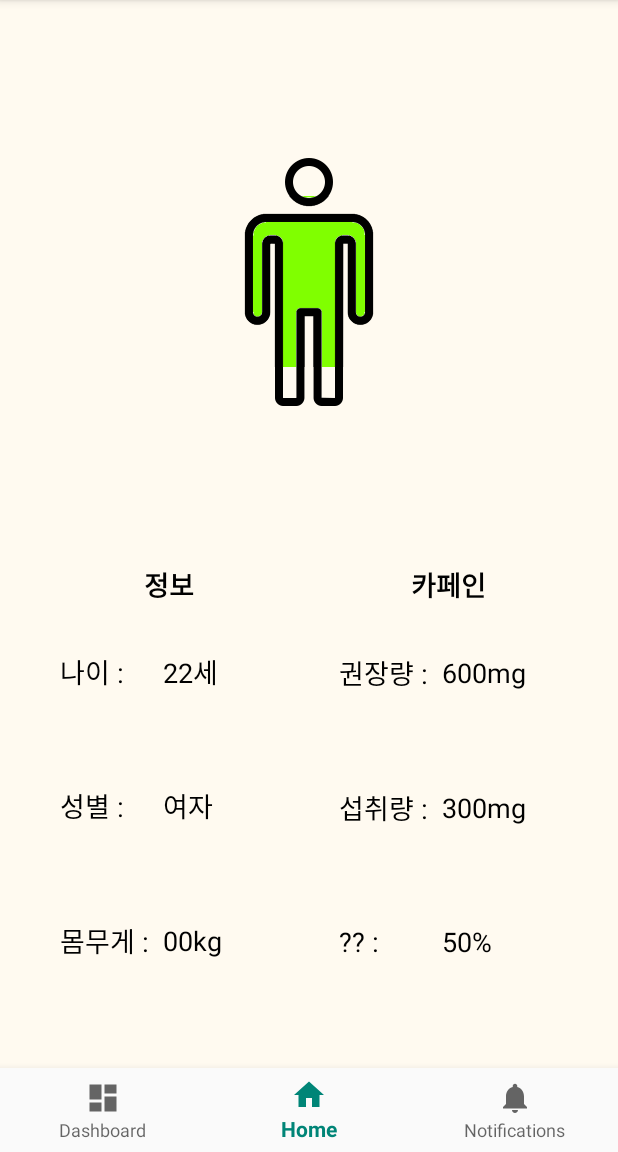
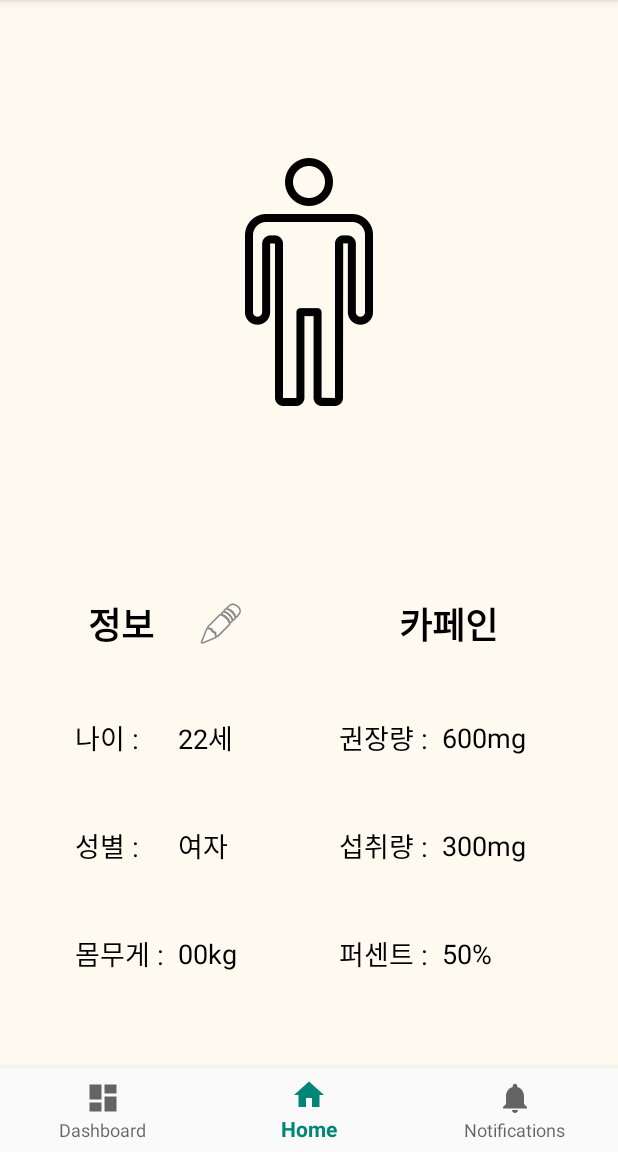
Before and after one commit to cksalchl0102/CaffeineLog, an Android app: the screen it shows after launch (Main2Activity), on a phone screen of 412 x 824 dp, the part 84-1236 px from its top. Run offline under Robolectric (Android 15) with nearby library versions, the phone set to English and light mode, and no system bars; our stand-ins replace navigation-ui.

Commit message:
home_fragment...

```diff
--- a/app/src/main/java/kr/co/caffeinelog/HomeFragment.java
+++ b/app/src/main/java/kr/co/caffeinelog/HomeFragment.java
@@ -4,16 +4,61 @@ import androidx.annotation.NonNull;
 import androidx.annotation.Nullable;
 import androidx.fragment.app.Fragment;
 
+import android.content.res.Resources;
+import android.graphics.drawable.Drawable;
 import android.view.LayoutInflater;
 import android.view.View;
 import android.view.ViewGroup;
 import android.os.Bundle;
+import android.widget.ProgressBar;
+import android.widget.TextView;
 
 public class HomeFragment extends Fragment {
+    ProgressBar progressBar;
+    TextView ageView;
+    TextView genderView;
+    TextView weightView;
+    TextView recommendedView;
+    TextView intakeView;
+    TextView percentView;
+
     @Nullable
     @Override
     public View onCreateView(@NonNull LayoutInflater inflater, @Nullable ViewGroup container, @Nullable Bundle savedInstanceState) {
-        return inflater.inflate(R.layout.home_fragment, container, false);
+        ViewGroup rootView = (ViewGroup) inflater.inflate(R.layout.home_fragment, container, false);
 
+        progressBar = (ProgressBar)rootView.findViewById(R.id.progressBar);
+        ageView = (TextView)rootView.findViewById(R.id.ageView);
+        genderView = (TextView)rootView.findViewById(R.id.genderView);
+        weightView = (TextView)rootView.findViewById(R.id.weightView);
+        recommendedView = (TextView)rootView.findViewById(R.id.recommendedView);
+        intakeView = (TextView)rootView.findViewById(R.id.intakeView);
+        percentView = (TextView)rootView.findViewById(R.id.percentView);
+
+        ageView.setOnLongClickListener(onLongClickListener);
+        genderView.setOnLongClickListener(onLongClickListener);
+        weightView.setOnLongClickListener(onLongClickListener);
+
+        /*Resources res = getResources();
+        Drawable progressdrawble = res.getDrawable(R.drawable.custom_progressbar_warning);
+        progressBar.setProgressDrawable(progressdrawble);
+        progressBar.setProgress(50);*/
+
+
+        return rootView;
     }
+
+    View.OnLongClickListener onLongClickListener = new View.OnLongClickListener() {
+        @Override
+        public boolean onLongClick(View view) {
+            if(view == ageView){
+
+            }else if(view == genderView){
+
+            }else if(view == weightView){
+
+            }
+            return false;
+        }
+    };
 }
--- a/app/src/main/res/drawable/custom_progressbar.xml
+++ b/app/src/main/res/drawable/custom_progressbar.xml
@@ -3,7 +3,8 @@
 
     <item android:id="@android:id/progress">
         <clip android:drawable="@drawable/person"
-            android:clipOrientation="vertical"></clip>
+            android:clipOrientation="vertical"
+            android:gravity="bottom"></clip>
     </item>
 
 </layer-list>
--- a/app/src/main/res/layout/home_fragment.xml
+++ b/app/src/main/res/layout/home_fragment.xml
@@ -29,8 +29,7 @@
                 style="@style/Widget.AppCompat.ProgressBar.Horizontal"
                 android:layout_width="170.67dp"
                 android:layout_height="170.67dp"
-                android:max="300"
-                android:progress="200"
+                android:max="100"
                 android:progressDrawable="@drawable/custom_progressbar" />
         </RelativeLayout>
 
@@ -48,30 +47,40 @@
                 android:layout_weight="1"
 
                 android:gravity="center"
-                android:padding="10dp">
+                android:padding="10dp"
+                android:weightSum="4">
 
                 <TableRow
                     android:layout_width="match_parent"
-                    android:layout_height="match_parent"
+                    android:layout_height="0dp"
+                    android:layout_weight="1"
                     android:gravity="center">
 
                     <TextView
                         android:id="@+id/textView4"
                         android:layout_width="wrap_content"
                         android:layout_height="wrap_content"
-                        android:layout_span="2"
                         android:gravity="center"
                         android:text="정보"
                         android:textColor="@android:color/black"
-                        android:textSize="18sp"
+                        android:textSize="24sp"
                         android:textStyle="bold" />
+
+                    <ImageButton
+                        android:id="@+id/imageButton2"
+                        android:layout_width="wrap_content"
+                        android:layout_height="match_parent"
+                        android:background="#fffaf0"
+                        app:srcCompat="@android:drawable/ic_menu_edit" />
+
                 </TableRow>
 
                 <TableRow
                     android:layout_width="match_parent"
-                    android:layout_height="match_parent"
+                    android:layout_height="0dp"
                     android:layout_weight="1"
-                    android:gravity="center_vertical">
+                    android:gravity="center_vertical"
+                    android:paddingLeft="10dp">
 
                     <TextView
                         android:id="@+id/textView5"
@@ -82,7 +91,7 @@
                         android:textSize="18sp" />
 
                     <TextView
-                        android:id="@+id/basicSettingText"
+                        android:id="@+id/ageView"
                         android:layout_width="64dp"
                         android:layout_height="wrap_content"
                         android:text="22세"
@@ -92,9 +101,10 @@
 
                 <TableRow
                     android:layout_width="match_parent"
-                    android:layout_height="match_parent"
+                    android:layout_height="0dp"
                     android:layout_weight="1"
-                    android:gravity="center_vertical">
+                    android:gravity="center_vertical"
+                    android:paddingLeft="10dp">
 
                     <TextView
                         android:id="@+id/textView7"
@@ -105,7 +115,7 @@
                         android:textSize="18sp" />
 
                     <TextView
-                        android:id="@+id/mealsSettingText"
+                        android:id="@+id/genderView"
                         android:layout_width="wrap_content"
                         android:layout_height="wrap_content"
                         android:text="여자"
@@ -115,9 +125,10 @@
 
                 <TableRow
                     android:layout_width="match_parent"
-                    android:layout_height="match_parent"
+                    android:layout_height="0dp"
                     android:layout_weight="1"
-                    android:gravity="center_vertical">
+                    android:gravity="center_vertical"
+                    android:paddingLeft="10dp">
 
                     <TextView
                         android:id="@+id/textView9"
@@ -128,7 +139,7 @@
                         android:textSize="18sp" />
 
                     <TextView
-                        android:id="@+id/totalSettingText"
+                        android:id="@+id/weightView"
                         android:layout_width="wrap_content"
                         android:layout_height="wrap_content"
                         android:text="00kg"
@@ -144,12 +155,13 @@
                 android:layout_weight="1"
 
                 android:gravity="center"
-                android:padding="10dp">
+                android:padding="10dp"
+                android:weightSum="4">
 
                 <TableRow
                     android:layout_width="match_parent"
-                    android:layout_height="match_parent"
-                    android:layout_weight="0"
+                    android:layout_height="0dp"
+                    android:layout_weight="1"
                     android:gravity="center">
 
                     <TextView
@@ -160,13 +172,13 @@
                         android:gravity="center"
                         android:text="카페인"
                         android:textColor="@android:color/black"
-                        android:textSize="18sp"
+                        android:textSize="24sp"
                         android:textStyle="bold" />
                 </TableRow>
 
                 <TableRow
                     android:layout_width="match_parent"
-                    android:layout_height="match_parent"
+                    android:layout_height="0dp"
                     android:layout_weight="1"
                     android:gravity="center_vertical">
 
@@ -179,7 +191,7 @@
                         android:textSize="18sp" />
 
                     <TextView
-                        android:id="@+id/basicInjectionText"
+                        android:id="@+id/recommendedView"
                         android:layout_width="65dp"
                         android:layout_height="wrap_content"
                         android:text="600mg"
@@ -189,7 +201,7 @@
 
                 <TableRow
                     android:layout_width="match_parent"
-                    android:layout_height="match_parent"
+                    android:layout_height="0dp"
                     android:layout_weight="1"
                     android:gravity="center_vertical">
 
@@ -202,7 +214,7 @@
                         android:textSize="18sp" />
 
                     <TextView
-                        android:id="@+id/mealsInjectionText"
+                        android:id="@+id/intakeView"
                         android:layout_width="match_parent"
                         android:layout_height="wrap_content"
                         android:text="300mg"
@@ -212,7 +224,7 @@
 
                 <TableRow
                     android:layout_width="match_parent"
-                    android:layout_height="match_parent"
+                    android:layout_height="0dp"
                     android:layout_weight="1"
                     android:gravity="center_vertical">
 
@@ -220,12 +232,12 @@
                         android:id="@+id/textView16"
                         android:layout_width="match_parent"
                         android:layout_height="wrap_content"
-                        android:text="?? :  "
+                        android:text="퍼센트 :  "
                         android:textColor="@android:color/black"
                         android:textSize="18sp" />
 
                     <TextView
-                        android:id="@+id/totalInjectionText"
+                        android:id="@+id/percentView"
                         android:layout_width="match_parent"
                         android:layout_height="wrap_content"
                         android:text="50%"
```
